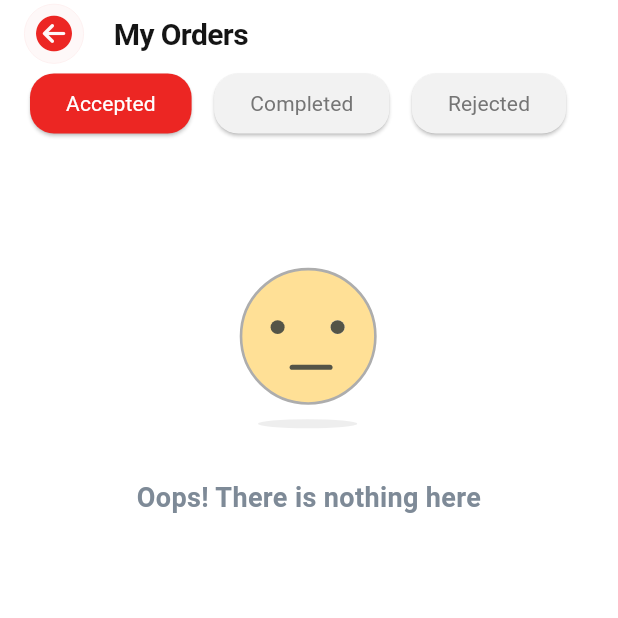
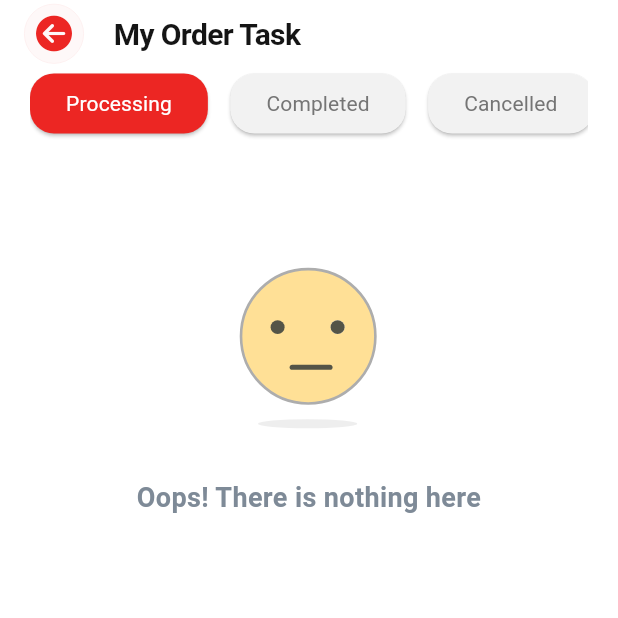
Before and after one commit to bomach-group-company/benji_rider, a Flutter app: the Delivery screen opened directly, on a phone screen of 412 x 824 dp, the top half of it. Run offline on Flutter 3.47's test engine with Material 3 defaults, Android fonts, the phone set to English and light mode, and no system bars; our stand-ins replace cached_network_image, fl_chart, flutter_layout_grid, flutter_pw_validator, flutter_spinkit, font_awesome_flutter and 11 more; missing offline and left inert: flutter_polyline_points; accounts and stored records are empty; network calls fail; Roboto replaces fonts that are missing (Sen); project files that could hold a hidden picture were left out.

Commit message:
working on order status

```diff
--- a/lib/app/dashboard/dashboard.dart
+++ b/lib/app/dashboard/dashboard.dart
@@ -319,7 +319,7 @@ class _DashboardState extends State<Dashboard>
                                       print(
                                           ' got to the func later ${controller.isLoading.value} chai');
                                       _toOrderDetailsPage(
-                                          task.order, 'pending');
+                                          task.order, 'processing');
                                     }
                                   },
                                   isLoading: controller.isLoading.value,
--- a/lib/app/delivery/delivery_history.dart
+++ b/lib/app/delivery/delivery_history.dart
@@ -44,7 +44,7 @@ class _DeliveryState extends State<Delivery> {
     return Scaffold(
       backgroundColor: kPrimaryColor,
       appBar: MyAppBar(
-        title: "My Orders",
+        title: "My Order Task",
         elevation: 0.0,
         actions: const [],
         backgroundColor: kPrimaryColor,
@@ -65,7 +65,7 @@ class _DeliveryState extends State<Delivery> {
                       ElevatedButton(
                         style: ElevatedButton.styleFrom(
                           backgroundColor:
-                              controller.status.value == StatusType.pending
+                              controller.status.value == StatusType.processing
                                   ? kAccentColor
                                   : kDefaultCategoryBackgroundColor,
                           shape: const RoundedRectangleBorder(
@@ -73,15 +73,16 @@ class _DeliveryState extends State<Delivery> {
                                   BorderRadius.all(Radius.circular(16))),
                         ),
                         onPressed: () async {
-                          await controller.setStatus(StatusType.pending);
+                          await controller.setStatus(StatusType.processing);
                         },
                         child: Text(
-                          'Accepted',
+                          'Processing',
                           textAlign: TextAlign.center,
                           style: TextStyle(
-                            color: controller.status.value == StatusType.pending
-                                ? kTextWhiteColor
-                                : kGreyColor2,
+                            color:
+                                controller.status.value == StatusType.processing
+                                    ? kTextWhiteColor
+                                    : kGreyColor2,
                             fontSize: 14,
                             fontWeight: FontWeight.w400,
                           ),
@@ -135,7 +136,7 @@ class _DeliveryState extends State<Delivery> {
                           await controller.setStatus(StatusType.cancelled);
                         },
                         child: Text(
-                          'Rejected',
+                          'Cancelled',
                           textAlign: TextAlign.center,
                           style: TextStyle(
                             color:
--- a/lib/main.dart
+++ b/lib/main.dart
@@ -7,6 +7,7 @@ import 'package:benji_rider/repo/controller/latlng_detail_controller.dart';
 import 'package:benji_rider/repo/controller/login_controller.dart';
 import 'package:benji_rider/repo/controller/notification_controller.dart';
 import 'package:benji_rider/repo/controller/order_controller.dart';
+import 'package:benji_rider/repo/controller/order_status_change.dart';
 import 'package:benji_rider/repo/controller/tasks_controller.dart';
 import 'package:benji_rider/repo/controller/user_controller.dart';
 import 'package:benji_rider/repo/controller/vendor_controller.dart';
@@ -44,6 +45,7 @@ void main() async {
   Get.put(WithdrawController());
   Get.put(DeliveryHistoryController());
   Get.put(AccountController());
+  Get.put(OrderStatusChangeController());
 
   runApp(const MyApp());
 }
--- a/lib/repo/controller/order_controller.dart
+++ b/lib/repo/controller/order_controller.dart
@@ -10,7 +10,7 @@ import 'package:benji_rider/repo/utils/helpers.dart';
 import 'package:get/get.dart';
 import 'package:http/http.dart' as http;
 
-enum StatusType { delivered, pending, cancelled }
+enum StatusType { delivered, processing, cancelled }
 
 class OrderController extends GetxController {
   static OrderController get instance {
@@ -24,7 +24,7 @@ class OrderController extends GetxController {
   var isLoadMore = false.obs;
   var loadNum = 10.obs;
   var total = 0.obs;
-  var status = StatusType.pending.obs;
+  var status = StatusType.processing.obs;
 
   deleteCachedOrders() {
     vendorsOrderList.value = <DeliveryModel>[];
@@ -32,7 +32,7 @@ class OrderController extends GetxController {
     isLoadMore.value = false;
     loadNum.value = 10;
     total.value = 0;
-    status.value = StatusType.pending;
+    status.value = StatusType.processing;
   }
 
   resetOrders() async {
@@ -41,7 +41,7 @@ class OrderController extends GetxController {
     isLoadMore.value = false;
     loadNum.value = 10;
     total.value = 0;
-    status.value = StatusType.pending;
+    status.value = StatusType.processing;
     setStatus();
   }
 
--- a/lib/repo/controller/order_status_change.dart
+++ b/lib/repo/controller/order_status_change.dart
@@ -18,19 +18,26 @@ class OrderStatusChangeController extends GetxController {
 
   var order = Order.fromJson(null).obs;
 
+  setOrders(Order newOrder) {
+    order.value = newOrder;
+    update();
+  }
+
   deleteCachedOrders() {
     order.value = Order.fromJson(null);
+    update();
   }
 
   resetOrders() async {
     order.value = Order.fromJson(null);
+    update();
   }
 
-  Future getOrderStatus(String orderId) async {
+  Future refreshOrder() async {
     isLoad.value = true;
     update();
 
-    var url = "${Api.baseUrl}/orders/order/$orderId";
+    var url = "${Api.baseUrl}/orders/order/${order.value.id}";
 
     String token = UserController.instance.user.value.token;
     http.Response? response = await HandleData.getApi(url, token);
--- a/lib/repo/models/order_model.dart
+++ b/lib/repo/models/order_model.dart
@@ -20,6 +20,8 @@ class Order {
   double deliveryFee;
   String assignedStatus;
   String deliveryStatus;
+  String riderOutgoingDeliveryStatus;
+  String riderDeliveryStatus;
   Client client;
   List<OrderItem> orderitems;
   Address deliveryAddress;
@@ -34,6 +36,8 @@ class Order {
     required this.deliveryFee,
     required this.assignedStatus,
     required this.deliveryStatus,
+    required this.riderOutgoingDeliveryStatus,
+    required this.riderDeliveryStatus,
     required this.client,
     required this.orderitems,
     required this.created,
@@ -51,6 +55,9 @@ class Order {
       deliveryFee: json["delivery_fee"] ?? 0.0,
       assignedStatus: json["assigned_status"] ?? "PEND",
       deliveryStatus: json["delivery_status"] ?? "pending",
+      riderOutgoingDeliveryStatus:
+          json["rider_outgoing_delivery_status"] ?? "PEND",
+      riderDeliveryStatus: json["rider_delivery_status"] ?? "dispatched",
       client: Client.fromJson(json["client"]),
       orderitems: json["orderitems"] == null
           ? []
--- a/lib/repo/utils/helpers.dart
+++ b/lib/repo/utils/helpers.dart
@@ -150,11 +150,11 @@ String statusTypeConverter(StatusType statusType) {
   if (statusType == StatusType.delivered) {
     return "completed";
   }
-  if (statusType == StatusType.pending) {
-    return "pending";
+  if (statusType == StatusType.processing) {
+    return "processing";
   }
   if (statusType == StatusType.cancelled) {
     return "cancelled";
   }
-  return "pending";
+  return "processing";
 }
```
Also changed, not shown: lib/app/delivery/order_details.dart (+13 -14 lines), lib/repo/controller/form_controller.dart (+22 -28 lines), lib/repo/models/order_details_model.dart (+33 -33 lines), lib/src/widget/section/profile_first_half.dart (+5 -18 lines).
